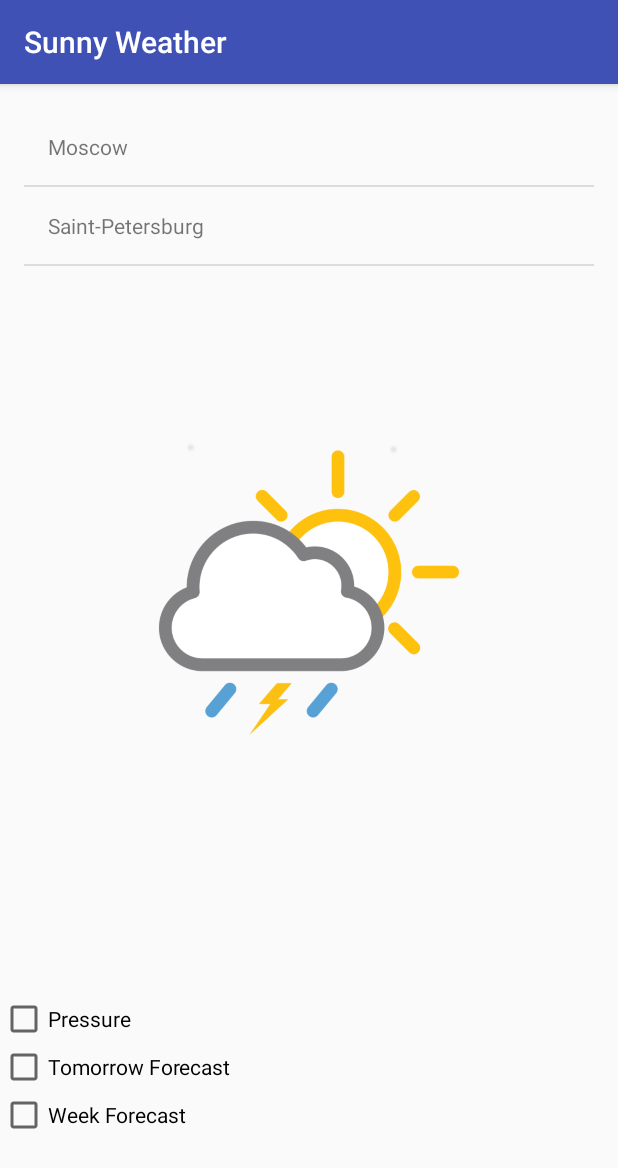
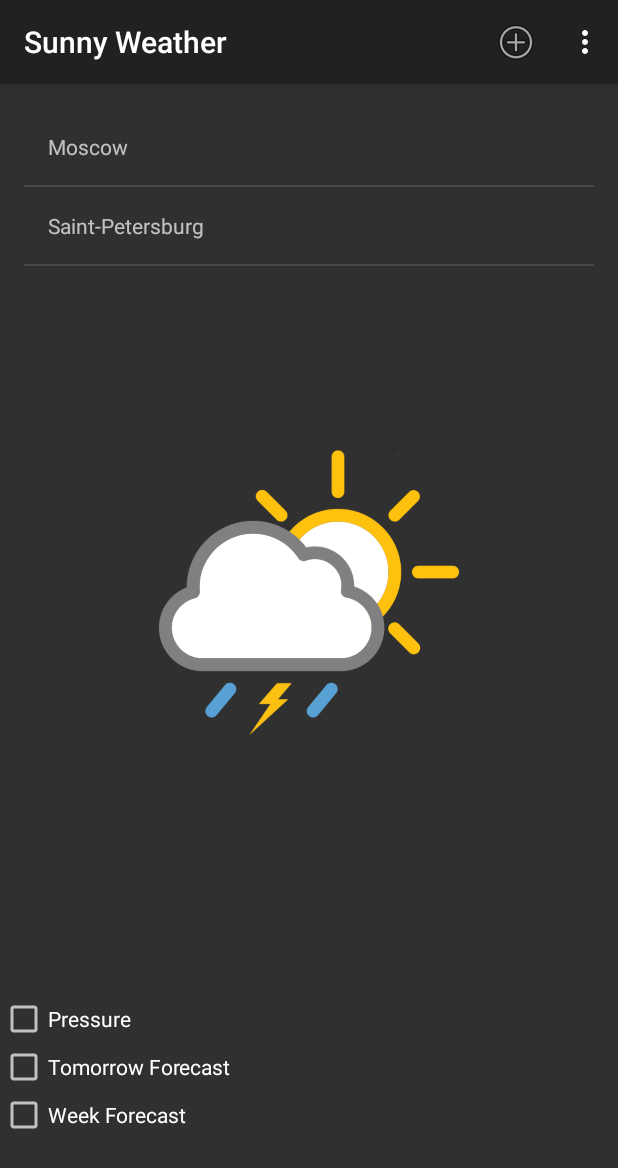
Before and after one commit to Hozalex/android, an Android app: the screen it shows after launch (MainActivity), on a phone screen of 412 x 824 dp. Shown: the top 1168 px of the screen. Run offline under Robolectric (Android 15) with nearby library versions, the phone set to English and light mode, and no system bars.

Commit message:
after menu add

```diff
--- a/Weather/app/src/main/AndroidManifest.xml
+++ b/Weather/app/src/main/AndroidManifest.xml
@@ -8,9 +8,9 @@
         android:label="@string/app_name"
         android:roundIcon="@mipmap/ic_launcher_round"
         android:supportsRtl="true"
-        android:theme="@style/AppTheme">
+        android:theme="@style/Theme.AppCompat">
         <activity
-            android:name="com.example.ahozyainov.activities.MainActivity"
+            android:name=".MainActivity"
             android:launchMode="singleTop">
             <intent-filter>
                 <action android:name="android.intent.action.MAIN" />
@@ -19,7 +19,7 @@
             </intent-filter>
         </activity>
         <activity
-            android:name="com.example.ahozyainov.activities.WeatherActivity"
+            android:name=".WeatherActivity"
             android:parentActivityName=".MainActivity" />
     </application>
 
--- a/Weather/app/src/main/java/com/example/ahozyainov/activities/MainActivity.kt
+++ b/Weather/app/src/main/java/com/example/ahozyainov/activities/MainActivity.kt
@@ -9,6 +9,8 @@ import android.os.Bundle
 import android.support.v7.widget.DividerItemDecoration
 import android.support.v7.widget.LinearLayoutManager
 import android.support.v7.widget.RecyclerView
+import android.view.Menu
+import android.view.MenuItem
 import android.view.View
 import android.widget.*
 import com.example.ahozyainov.activities.adapters.CityAdapter
@@ -45,6 +47,33 @@ class MainActivity : AppCompatActivity() {
         rvCities = findViewById(R.id.rvCities)
         rvCities.setHasFixedSize(true)
         rvCities.layoutManager = LinearLayoutManager(this)
+
+        addAdapter(savedInstanceState)
+
+        if (savedInstanceState != null) {
+            sharedText = savedInstanceState.getString(IntentHelper.EXTRA_SHARED_WEATHER)
+            textView.text = sharedText
+        }
+
+        checkBoxChecked()
+
+        checkSettings()
+
+    }
+
+    private fun checkBoxChecked() {
+        checkBoxPressure.setOnCheckedChangeListener { compoundButton, b ->
+            intent.putExtra(IntentHelper.EXTRA_CHECKBOX_PRESSURE, b)
+        }
+        checkBoxTomorrowForecast.setOnCheckedChangeListener { compoundButton, b ->
+            intent.putExtra(IntentHelper.EXTRA_CHECKBOX_TOMORROW, b)
+        }
+        checkBoxWeekForecast.setOnCheckedChangeListener { compoundButton, b ->
+            intent.putExtra(IntentHelper.EXTRA_CHECKBOX_WEEK, b)
+        }
+    }
+
+    private fun addAdapter(savedInstanceState: Bundle?) {
         rvCities.adapter = CityAdapter(Cities.getAllCities(this), CityAdapter.OnCityClickListener { cityPosition ->
             run {
                 if (!twoPane) {
@@ -57,24 +86,41 @@ class MainActivity : AppCompatActivity() {
         if (twoPane && savedInstanceState == null)
             showWeatherForecastFragment(0)
         rvCities.addItemDecoration(DividerItemDecoration(this, LinearLayoutManager.VERTICAL))
+    }
 
-        if (savedInstanceState != null) {
-            sharedText = savedInstanceState.getString(IntentHelper.EXTRA_SHARED_WEATHER)
-            textView.text = sharedText
+    override fun onCreateOptionsMenu(menu: Menu?): Boolean {
+        menuInflater.inflate(R.menu.main_menu, menu)
+        return super.onCreateOptionsMenu(menu)
+    }
+
+    override fun onOptionsItemSelected(item: MenuItem?): Boolean {
+        when (item!!.itemId) {
+            R.id.menu_add -> {
+                addCity()
+                return true
+            }
+            R.id.menu_clear -> {
+                clearCities()
+                return true
+            }
+            R.id.menu_delete -> {
+                deleteCity()
+                return true
+            }
         }
+        return super.onOptionsItemSelected(item)
+    }
 
-        checkBoxPressure.setOnCheckedChangeListener { compoundButton, b ->
-            intent.putExtra(IntentHelper.EXTRA_CHECKBOX_PRESSURE, b)
-        }
-        checkBoxTomorrowForecast.setOnCheckedChangeListener { compoundButton, b ->
-            intent.putExtra(IntentHelper.EXTRA_CHECKBOX_TOMORROW, b)
-        }
-        checkBoxWeekForecast.setOnCheckedChangeListener { compoundButton, b ->
-            intent.putExtra(IntentHelper.EXTRA_CHECKBOX_WEEK, b)
-        }
+    private fun deleteCity() {
+        TODO("not implemented") //To change body of created functions use File | Settings | File Templates.
+    }
 
-        checkSettings()
+    private fun clearCities() {
+        TODO("not implemented") //To change body of created functions use File | Settings | File Templates.
+    }
 
+    private fun addCity() {
+        TODO("not implemented") //To change body of created functions use File | Settings | File Templates.
     }
 
     private fun showWeatherForecastFragment(cityPosition: Int) {
--- a/Weather/app/src/main/res/layout-land/activity_main.xml
+++ b/Weather/app/src/main/res/layout-land/activity_main.xml
@@ -18,6 +18,7 @@
         app:layout_constraintTop_toTopOf="parent" />
 
     <android.support.v7.widget.RecyclerView
+        android:id="@+id/rvCities"
         android:layout_width="match_parent"
         android:layout_height="90dp"
         android:layout_margin="16dp"
--- a/Weather/app/src/main/res/layout-sw600dp/activity_main.xml
+++ b/Weather/app/src/main/res/layout-sw600dp/activity_main.xml
@@ -1,6 +1,5 @@
 <?xml version="1.0" encoding="utf-8"?>
 <LinearLayout xmlns:android="http://schemas.android.com/apk/res/android"
-    xmlns:app="http://schemas.android.com/apk/res-auto"
     xmlns:tools="http://schemas.android.com/tools"
     android:layout_width="match_parent"
     android:layout_height="match_parent"
--- /dev/null
+++ b/Weather/app/src/main/res/menu/main_menu.xml
@@ -0,0 +1,23 @@
+<?xml version="1.0" encoding="utf-8"?>
+<menu xmlns:android="http://schemas.android.com/apk/res/android"
+    xmlns:app="http://schemas.android.com/apk/res-auto">
+
+    <item
+        android:id="@+id/menu_add"
+        android:icon="@android:drawable/ic_menu_add"
+        android:orderInCategory="1"
+        android:title="@string/add"
+        app:showAsAction="ifRoom" />
+
+    <item
+        android:id="@+id/menu_delete"
+        android:orderInCategory="2"
+        android:title="@string/delete" />
+
+    <item
+        android:id="@+id/menu_clear"
+        android:orderInCategory="3"
+        android:title="@string/clear" />
+
+
+</menu>
--- a/Weather/app/src/main/res/values/strings.xml
+++ b/Weather/app/src/main/res/values/strings.xml
@@ -16,6 +16,9 @@
     <string name="spb_city">Saint-Petersburg</string>
     <string name="paris_city">Paris</string>
     <string name="madrid_city">Madrid</string>
+    <string name="add">Add</string>
+    <string name="delete">Delete</string>
+    <string name="clear">Clear</string>
 
 
 </resources>
--- a/Weather/app/src/main/res/values/styles.xml
+++ b/Weather/app/src/main/res/values/styles.xml
@@ -1,7 +1,7 @@
 <resources>
 
     <!-- Base application theme. -->
-    <style name="AppTheme" parent="Theme.AppCompat.Light.DarkActionBar">
+    <style name="AppTheme" parent="Theme.AppCompat">
         <!-- Customize your theme here. -->
         <item name="colorPrimary">@color/colorPrimary</item>
         <item name="colorPrimaryDark">@color/colorPrimaryDark</item>
```
Also changed, not shown: Weather/app/src/main/java/com/example/ahozyainov/activities/fragments/WeatherForecastFragment.kt (+10 -26 lines), Weather/app/src/main/res/layout/fragment_weather_forecast.xml (+6 -54 lines).
